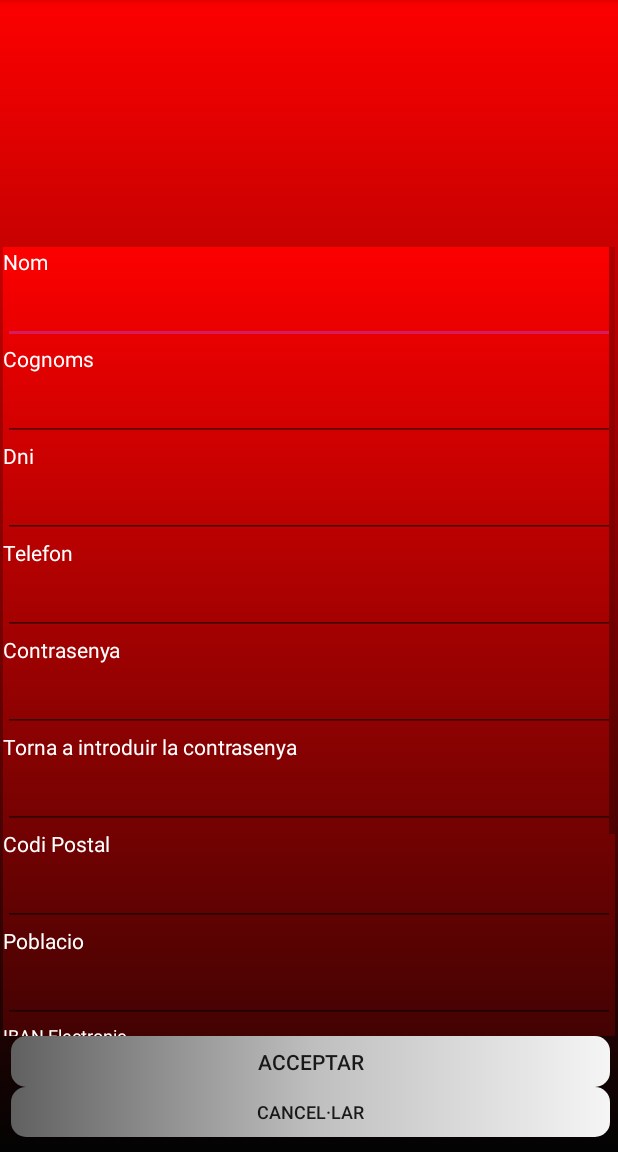
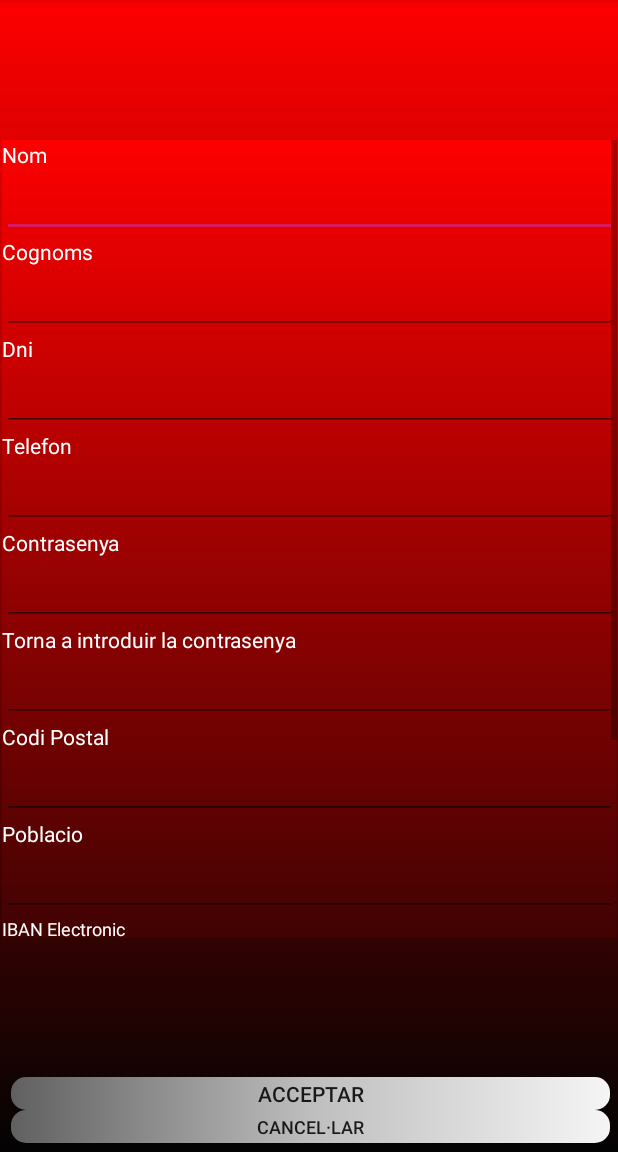
Before and after one commit to pinzon25/GestioGimnasAndroid, an Android app: the AltaUsuari screen opened directly, with no data from a screen before it, on a phone screen of 412 x 824 dp, the part 84-1236 px from its top. Run offline under Robolectric (Android 15) with nearby library versions, the phone set to English and light mode, and no system bars; our stand-ins replace Firebase (no records; nobody signed in at launch, a user with empty details on screens opened directly).

Commit message:
-Realitzades petites modificacions estetiques al layout d'alta d'usuari.

```diff
--- a/app/src/main/res/layout/activity_alta_usuari.xml
+++ b/app/src/main/res/layout/activity_alta_usuari.xml
@@ -7,13 +7,23 @@
     android:background="@drawable/fonspantallaaplicacio"
     tools:context=".AltaUsuari">
 
+    <LinearLayout
+        android:layout_width="407dp"
+        android:layout_height="122dp"
+        android:orientation="vertical"
+        app:layout_constraintBottom_toTopOf="@+id/scrollView2"
+        app:layout_constraintEnd_toEndOf="parent"
+        app:layout_constraintStart_toStartOf="parent"
+        app:layout_constraintTop_toTopOf="parent"></LinearLayout>
+
     <ScrollView
         android:id="@+id/scrollView2"
-        android:layout_width="408dp"
-        android:layout_height="526dp"
+        android:layout_width="410dp"
+        android:layout_height="532dp"
         app:layout_constraintBottom_toTopOf="@+id/linearLayout"
         app:layout_constraintEnd_toEndOf="parent"
-        app:layout_constraintStart_toStartOf="parent">
+        app:layout_constraintStart_toStartOf="parent"
+        app:layout_constraintTop_toTopOf="parent">
 
         <LinearLayout
             android:layout_width="match_parent"
@@ -26,22 +36,22 @@
                 android:layout_width="match_parent"
                 android:layout_height="wrap_content"
                 android:text="Nom"
-                android:textColor="#ffffff"/>
+                android:textColor="#ffffff" />
 
             <EditText
                 android:id="@+id/TfNomAlta"
                 android:layout_width="match_parent"
                 android:layout_height="wrap_content"
                 android:ems="10"
-                android:textColor="#ffffff"
-                android:inputType="textPersonName" />
+                android:inputType="textPersonName"
+                android:textColor="#ffffff" />
 
             <TextView
                 android:id="@+id/LbCognomsAlta"
                 android:layout_width="match_parent"
                 android:layout_height="wrap_content"
                 android:text="Cognoms"
-                android:textColor="#ffffff"/>
+                android:textColor="#ffffff" />
 
             <EditText
                 android:id="@+id/TfCognomsAlta"
@@ -49,14 +59,14 @@
                 android:layout_height="wrap_content"
                 android:ems="10"
                 android:inputType="textPersonName"
-                android:textColor="#ffffff"/>
+                android:textColor="#ffffff" />
 
             <TextView
                 android:id="@+id/LbDniAlta"
                 android:layout_width="match_parent"
                 android:layout_height="wrap_content"
                 android:text="Dni"
-                android:textColor="#ffffff"/>
+                android:textColor="#ffffff" />
 
             <EditText
                 android:id="@+id/TfDniAlta"
@@ -64,14 +74,14 @@
                 android:layout_height="wrap_content"
                 android:ems="10"
                 android:inputType="textPersonName"
-                android:textColor="#ffffff"/>
+                android:textColor="#ffffff" />
 
             <TextView
                 android:id="@+id/LbTelefonAlta"
                 android:layout_width="match_parent"
                 android:layout_height="wrap_content"
                 android:text="Telefon"
-                android:textColor="#ffffff"/>
+                android:textColor="#ffffff" />
 
             <EditText
                 android:id="@+id/TfTelefonAlta"
@@ -79,14 +89,14 @@
                 android:layout_height="wrap_content"
                 android:ems="10"
                 android:inputType="textPersonName"
-                android:textColor="#ffffff"/>
+                android:textColor="#ffffff" />
 
             <TextView
                 android:id="@+id/LbContrasenyaAlta"
                 android:layout_width="match_parent"
                 android:layout_height="wrap_content"
                 android:text="Contrasenya"
-                android:textColor="#ffffff"/>
+                android:textColor="#ffffff" />
 
             <EditText
                 android:id="@+id/TfContrasenya"
@@ -94,14 +104,14 @@
                 android:layout_height="wrap_content"
                 android:ems="10"
                 android:inputType="textPassword"
-                android:textColor="#ffffff"/>
+                android:textColor="#ffffff" />
 
             <TextView
                 android:id="@+id/LbRepeticioAlta"
                 android:layout_width="match_parent"
                 android:layout_height="wrap_content"
                 android:text="Torna a introduir la contrasenya"
-                android:textColor="#ffffff"/>
+                android:textColor="#ffffff" />
 
             <EditText
                 android:id="@+id/TfRepeticioAlta"
@@ -109,14 +119,14 @@
                 android:layout_height="wrap_content"
                 android:ems="10"
                 android:inputType="textPassword"
-                android:textColor="#ffffff"/>
+                android:textColor="#ffffff" />
 
             <TextView
                 android:id="@+id/LbCodiPostalAlta"
                 android:layout_width="match_parent"
                 android:layout_height="wrap_content"
                 android:text="Codi Postal"
-                android:textColor="#ffffff"/>
+                android:textColor="#ffffff" />
 
             <EditText
                 android:id="@+id/TfCodiPostalAlta"
@@ -124,14 +134,14 @@
                 android:layout_height="wrap_content"
                 android:ems="10"
                 android:inputType="textPersonName"
-                android:textColor="#ffffff"/>
+                android:textColor="#ffffff" />
 
             <TextView
                 android:id="@+id/LbPoblacioAlta"
                 android:layout_width="match_parent"
                 android:layout_height="wrap_content"
                 android:text="Poblacio"
-                android:textColor="#ffffff"/>
+                android:textColor="#ffffff" />
 
             <EditText
                 android:id="@+id/TfPoblacioAlta"
@@ -139,15 +149,15 @@
                 android:layout_height="wrap_content"
                 android:ems="10"
                 android:inputType="textPersonName"
-                android:textColor="#ffffff"/>
+                android:textColor="#ffffff" />
 
             <TextView
                 android:id="@+id/LbIbanAlta"
                 android:layout_width="match_parent"
                 android:layout_height="wrap_content"
                 android:text="IBAN Electronic"
-                android:textSize="12sp"
-                android:textColor="#ffffff"/>
+                android:textColor="#ffffff"
+                android:textSize="12sp" />
 
             <EditText
                 android:id="@+id/TfIbanAlta"
@@ -155,35 +165,35 @@
                 android:layout_height="wrap_content"
                 android:ems="10"
                 android:inputType="textPersonName"
-                android:textColor="#ffffff"/>
+                android:textColor="#ffffff" />
 
             <TextView
                 android:id="@+id/LbJornadaAlta"
                 android:layout_width="match_parent"
                 android:layout_height="wrap_content"
                 android:text="Jornada"
-                android:textColor="#ffffff"/>
+                android:textColor="#ffffff" />
 
             <RadioButton
                 android:id="@+id/RbMatiAlta"
                 android:layout_width="match_parent"
                 android:layout_height="22dp"
                 android:text="Mati"
-                android:textColor="#ffffff"/>
+                android:textColor="#ffffff" />
 
             <RadioButton
                 android:id="@+id/RbTardaAlta"
                 android:layout_width="match_parent"
                 android:layout_height="22dp"
                 android:text="Tarda"
-                android:textColor="#ffffff"/>
+                android:textColor="#ffffff" />
 
             <TextView
                 android:id="@+id/LbCuotaAlta"
                 android:layout_width="match_parent"
                 android:layout_height="wrap_content"
                 android:text="Cuota"
-                android:textColor="#ffffff"/>
+                android:textColor="#ffffff" />
 
             <EditText
                 android:id="@+id/TfCuotaAlta"
@@ -191,7 +201,7 @@
                 android:layout_height="wrap_content"
                 android:ems="10"
                 android:inputType="textPersonName"
-                android:textColor="#ffffff"/>
+                android:textColor="#ffffff" />
 
         </LinearLayout>
     </ScrollView>
@@ -199,7 +209,7 @@
     <LinearLayout
         android:id="@+id/linearLayout"
         android:layout_width="399dp"
-        android:layout_height="77dp"
+        android:layout_height="50dp"
         android:orientation="vertical"
         app:layout_constraintBottom_toBottomOf="parent"
         app:layout_constraintEnd_toEndOf="parent"
@@ -208,14 +218,14 @@
         <Button
             android:id="@+id/BtAcceptarAlta"
             android:layout_width="match_parent"
-            android:layout_height="34dp"
+            android:layout_height="22dp"
             android:background="@drawable/gradientbuton"
             android:text="Acceptar" />
 
         <Button
             android:id="@+id/BtCancelarAlta"
             android:layout_width="match_parent"
-            android:layout_height="33dp"
+            android:layout_height="22dp"
             android:background="@drawable/gradientbuton"
             android:onClick="sortir"
             android:text="Cancel·lar"
```
